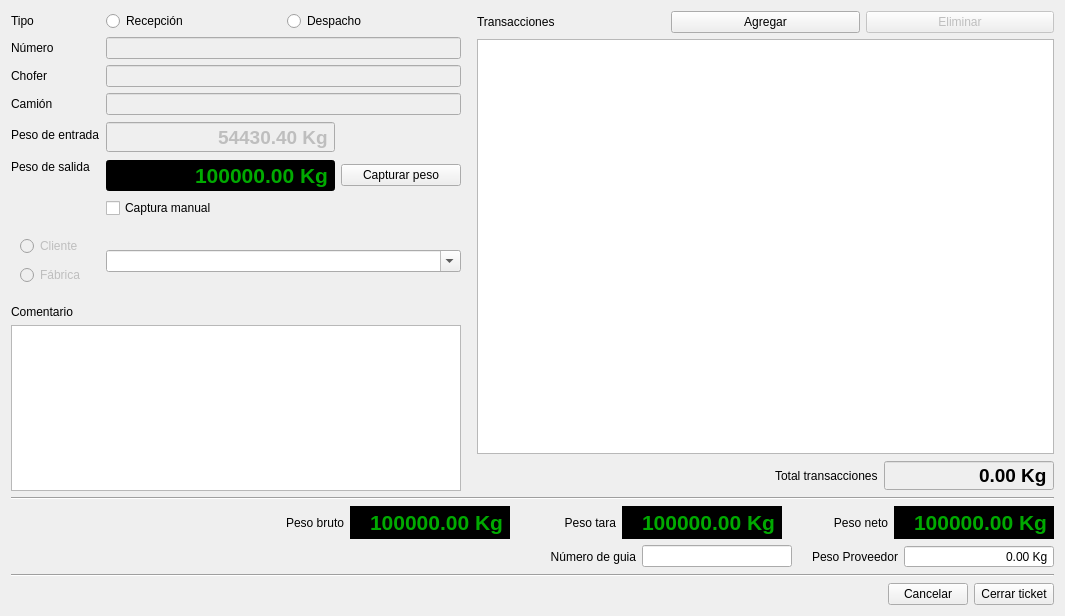
elshaka/Romano, file romano/ui/close_ticket.ui: the form before one commit.
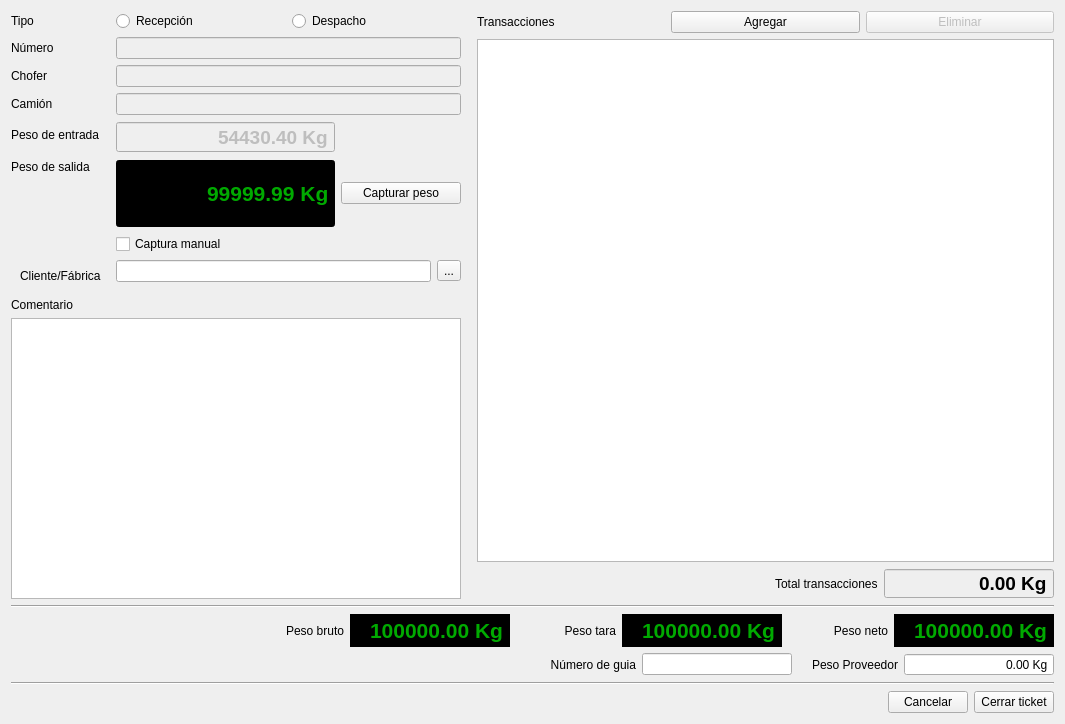
The form after the commit. Icons and pictures are not drawn.

Commit message: Implemented client/factory creation

```diff
--- a/romano/ui/close_ticket.ui
+++ b/romano/ui/close_ticket.ui
@@ -7,7 +7,7 @@
     <x>0</x>
     <y>0</y>
     <width>1065</width>
-    <height>616</height>
+    <height>724</height>
    </rect>
   </property>
   <property name="minimumSize">
@@ -260,7 +260,7 @@
                <double>500000.000000000000000</double>
               </property>
               <property name="value">
-               <double>100000.000000000000000</double>
+               <double>99999.990000000005239</double>
               </property>
              </widget>
             </item>
@@ -274,42 +274,24 @@
            </widget>
           </item>
           <item row="6" column="1">
-           <layout class="QVBoxLayout" name="weightsLayout">
+           <layout class="QHBoxLayout" name="horizontalLayout_3">
             <item>
-             <spacer name="verticalSpacer">
-              <property name="orientation">
-               <enum>Qt::Vertical</enum>
-              </property>
-              <property name="sizeHint" stdset="0">
-               <size>
-                <width>20</width>
-                <height>40</height>
-               </size>
-              </property>
-             </spacer>
-            </item>
-            <item>
-             <widget class="QComboBox" name="clientsComboBox">
-              <property name="editable">
+             <widget class="QLineEdit" name="clientLineEdit">
+              <property name="readOnly">
                <bool>true</bool>
               </property>
-              <property name="insertPolicy">
-               <enum>QComboBox::NoInsert</enum>
-              </property>
              </widget>
             </item>
             <item>
-             <spacer name="verticalSpacer_2">
-              <property name="orientation">
-               <enum>Qt::Vertical</enum>
+             <widget class="QToolButton" name="addClientButton">
+              <property name="text">
+               <string>...</string>
               </property>
-              <property name="sizeHint" stdset="0">
-               <size>
-                <width>20</width>
-                <height>40</height>
-               </size>
+              <property name="icon">
+               <iconset resource="pixmaps/pixmaps.qrc">
+                <normaloff>:/icons/add-transaction.png</normaloff>:/icons/add-transaction.png</iconset>
               </property>
-             </spacer>
+             </widget>
             </item>
            </layout>
           </item>
@@ -317,22 +299,9 @@
            <widget class="QWidget" name="clientSelectWidget" native="true">
             <layout class="QVBoxLayout" name="verticalLayout_2">
              <item>
-              <widget class="QRadioButton" name="clientButton">
-               <property name="enabled">
-                <bool>false</bool>
-               </property>
+              <widget class="QLabel" name="label_2">
                <property name="text">
-                <string>Cliente</string>
-               </property>
-              </widget>
-             </item>
-             <item>
-              <widget class="QRadioButton" name="factoryButton">
-               <property name="enabled">
-                <bool>false</bool>
-               </property>
-               <property name="text">
-                <string>Fábrica</string>
+                <string>Cliente/Fábrica</string>
                </property>
               </widget>
              </item>
```
The commit also changes 12 other files.
